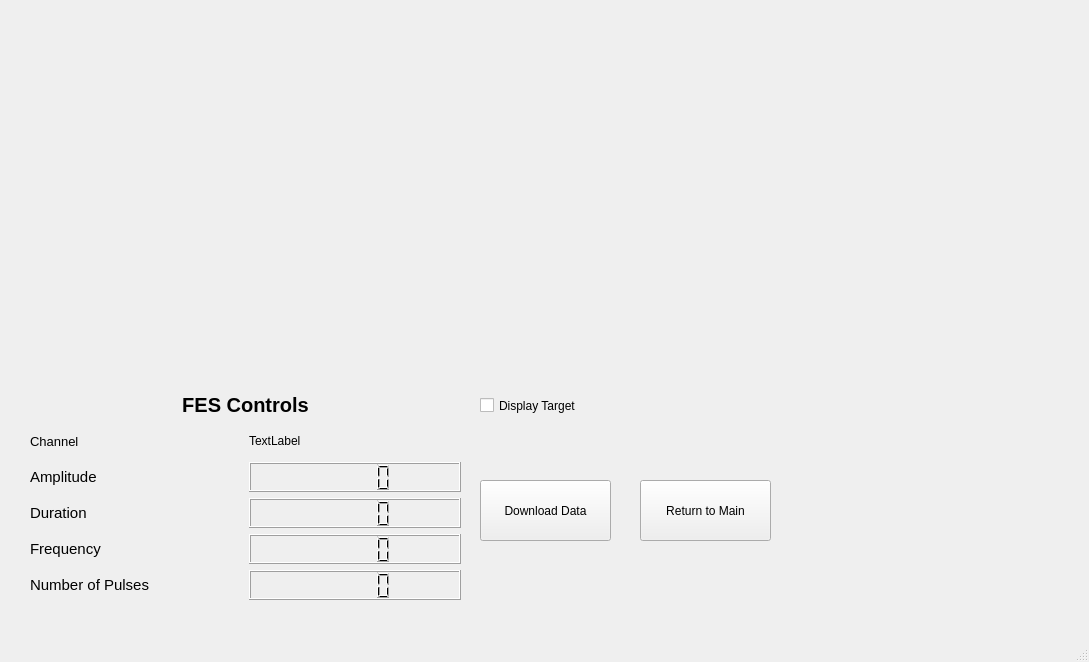
Before: the Qt Designer form resources/_CD_GUI_CDTest.ui in jontalvarez/central-drive, drawn with Qt 5.
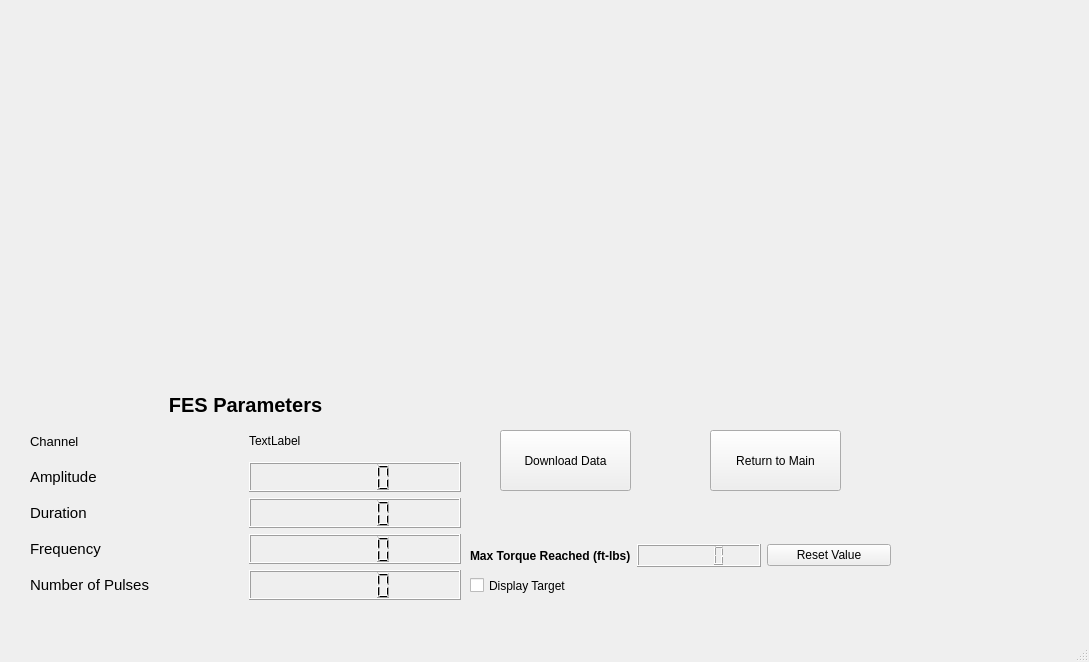
After: the same form once the commit is applied.

Commit message:
GUI Update with Max Torque Reached LCD
Added a new LCD panel to the Main and Test GUI that displays the max torque reached during that session. Can reset with associated push button.

The edit to the form file:
```diff
--- a/resources/_CD_GUI_CDTest.ui
+++ b/resources/_CD_GUI_CDTest.ui
@@ -34,7 +34,7 @@
         </font>
        </property>
        <property name="text">
-        <string>FES Controls</string>
+        <string>FES Parameters</string>
        </property>
        <property name="scaledContents">
         <bool>false</bool>
@@ -146,8 +146,8 @@
    <widget class="QCheckBox" name="target_cb">
     <property name="geometry">
      <rect>
-      <x>480</x>
-      <y>390</y>
+      <x>470</x>
+      <y>570</y>
       <width>121</width>
       <height>31</height>
      </rect>
@@ -159,8 +159,8 @@
    <widget class="QPushButton" name="download_pb">
     <property name="geometry">
      <rect>
-      <x>480</x>
-      <y>480</y>
+      <x>500</x>
+      <y>430</y>
       <width>131</width>
       <height>61</height>
      </rect>
@@ -172,8 +172,8 @@
    <widget class="QPushButton" name="returnToMain_pb">
     <property name="geometry">
      <rect>
-      <x>640</x>
-      <y>480</y>
+      <x>710</x>
+      <y>430</y>
       <width>131</width>
       <height>61</height>
      </rect>
@@ -185,6 +185,41 @@
      <string>Return to Main</string>
     </property>
    </widget>
+   <widget class="QWidget" name="gridLayoutWidget_2">
+    <property name="geometry">
+     <rect>
+      <x>470</x>
+      <y>540</y>
+      <width>421</width>
+      <height>31</height>
+     </rect>
+    </property>
+    <layout class="QGridLayout" name="gridLayout_2">
+     <item row="0" column="0">
+      <widget class="QLabel" name="label_7">
+       <property name="font">
+        <font>
+         <weight>75</weight>
+         <bold>true</bold>
+        </font>
+       </property>
+       <property name="text">
+        <string>Max Torque Reached (ft-lbs)</string>
+       </property>
+      </widget>
+     </item>
+     <item row="0" column="1">
+      <widget class="QLCDNumber" name="maxTorque_lcd"/>
+     </item>
+     <item row="0" column="2">
+      <widget class="QPushButton" name="maxTorqueReset_pb">
+       <property name="text">
+        <string>Reset Value</string>
+       </property>
+      </widget>
+     </item>
+    </layout>
+   </widget>
   </widget>
   <widget class="QMenuBar" name="menubar">
    <property name="geometry">
```
The commit also changes 9 other files.
